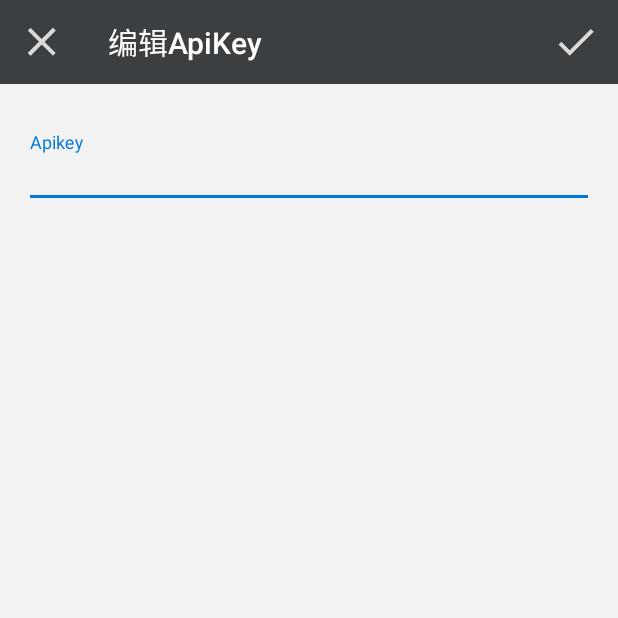
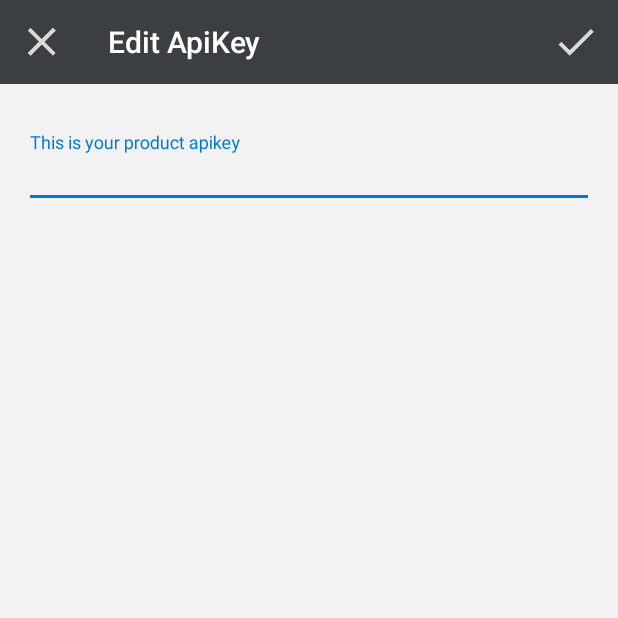
Before and after one commit to cm-heclouds/AndroidSDK, an Android app: the screen it shows after launch (EditApiKeyActivity), on a phone screen of 412 x 824 dp, the top half of it. Run offline under Robolectric (Android 15) with nearby library versions, the phone set to English and light mode, and no system bars; libraries missing offline, so code that uses them is left out: com.chad.library, com.github.clans.fab; 11 statements that could not run were skipped.

Commit message:
Add sample

```diff
--- a/app/src/main/java/com/chinamobile/iot/onenet/sdksample/fragment/DeviceListFragment.java
+++ b/app/src/main/java/com/chinamobile/iot/onenet/sdksample/fragment/DeviceListFragment.java
@@ -60,6 +60,7 @@ public class DeviceListFragment extends Fragment implements SwipeRefreshLayout.O
         mRecyclerView.setLayoutManager(new LinearLayoutManager(getContext()));
         mAdapter = new DeviceListAdapter();
         mRecyclerView.setAdapter(mAdapter);
+        mAdapter.setOnLoadMoreListener(mLoadMoreListener, mRecyclerView);
         mSwipeRefreshLayout.setColorSchemeColors(0xFFDA4336);
         mSwipeRefreshLayout.setOnRefreshListener(this);
         getDevices(false);
@@ -185,4 +186,15 @@ public class DeviceListFragment extends Fragment implements SwipeRefreshLayout.O
             getDevices(false);
         }
     };
+
+    private BaseQuickAdapter.RequestLoadMoreListener mLoadMoreListener = new BaseQuickAdapter.RequestLoadMoreListener() {
+        @Override
+        public void onLoadMoreRequested() {
+            if (mDeviceItems.size() >= mTotalCount) {
+                mAdapter.loadMoreEnd();
+            } else {
+                getDevices(true);
+            }
+        }
+    };
 }
--- a/app/src/main/res/layout/activity_edit_api_key.xml
+++ b/app/src/main/res/layout/activity_edit_api_key.xml
@@ -13,7 +13,7 @@
         android:layout_height="?attr/actionBarSize"
         android:background="?attr/colorPrimary"
         app:theme="@style/ThemeOverlay.AppCompat.Dark.ActionBar"
-        app:title="编辑ApiKey"/>
+        app:title="@string/edit_apikey"/>
 
     <android.support.design.widget.TextInputLayout
         android:id="@+id/text_input_layout"
--- a/app/src/main/res/menu/menu_main_activity.xml
+++ b/app/src/main/res/menu/menu_main_activity.xml
@@ -4,7 +4,7 @@
 
     <item
         android:id="@+id/menu_edit_apikey"
-        android:title="Edit ApiKey"
+        android:title="@string/edit_apikey"
         app:showAsAction="never"/>
 
 </menu>
--- a/app/src/main/res/values/strings.xml
+++ b/app/src/main/res/values/strings.xml
@@ -1,6 +1,6 @@
 <resources>
     <string name="app_name">OneNET RESTful SDK</string>
-    <string name="apikey_edit_text_hint">Apikey</string>
+    <string name="apikey_edit_text_hint">This is your product apikey</string>
     <string name="apikey_edit_text_error">Apikey can not be empty!</string>
     <string name="device">Device</string>
     <string name="trigger">Trigger</string>
@@ -22,4 +22,5 @@
     <string name="dtu_password_empty_error">DTU password can not be empty!</string>
     <string name="device_model_empty_drror">Device model can not be empty!</string>
     <string name="device_id_empty_error">Device ID can not be empty!</string>
+    <string name="edit_apikey">Edit ApiKey</string>
 </resources>
```
Also changed, not shown: 1 other file.
